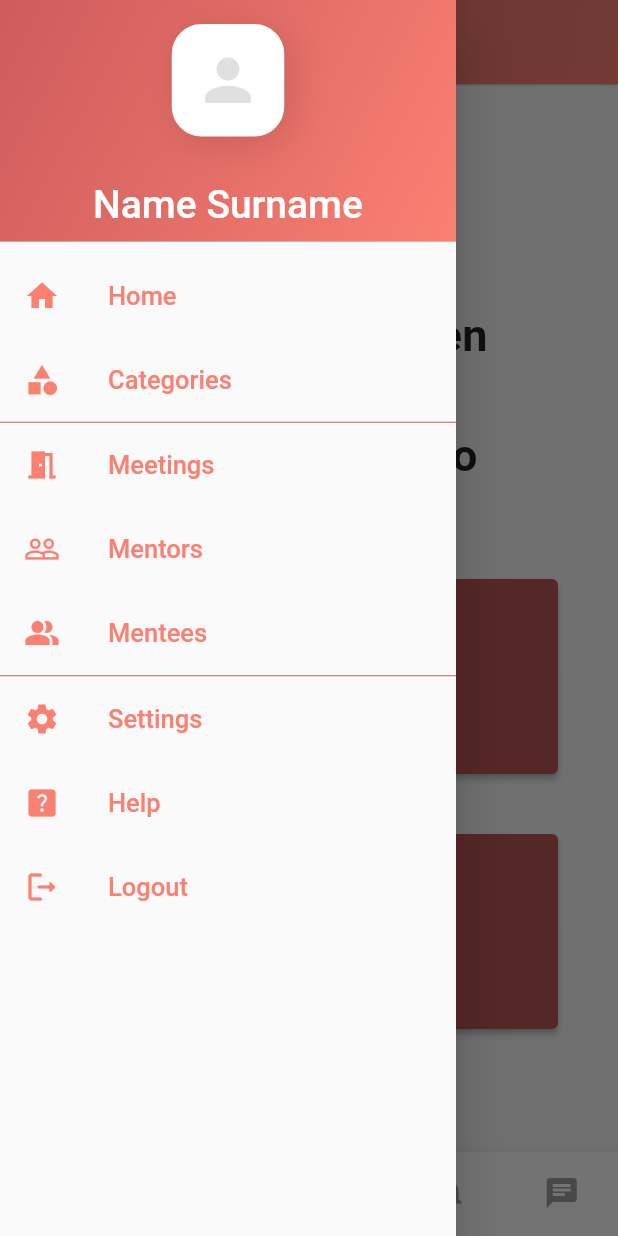
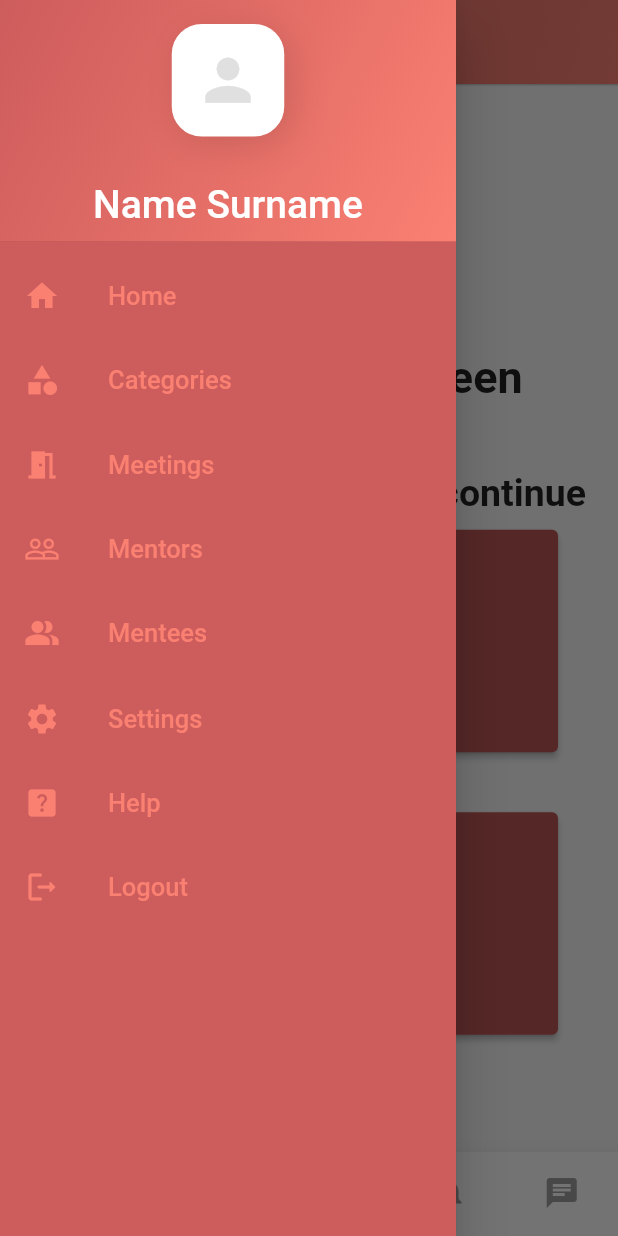
Before and after one commit to KritikVizGenc/m2m_flutter_main, a Flutter app: the ChoosePage screen opened directly, with the side drawer open, on a phone screen of 412 x 824 dp. Run offline on Flutter 3.47's test engine with Material 2 defaults, Android fonts, the phone set to English and light mode, and no system bars; our stand-ins replace font_awesome_flutter, google_fonts, hexcolor, snippet_coder_utils; missing offline and left inert: api_cache_manager.

Commit message:
UI
renkler responsive

```diff
--- a/lib/common/drawer.dart
+++ b/lib/common/drawer.dart
@@ -10,44 +10,40 @@ import '../pages/registiration_page.dart';
 import '../main.dart';
 import 'package:flutter/services.dart';
 
-
-class DrawerHelp extends StatefulWidget{
-
+class DrawerHelp extends StatefulWidget {
   @override
   State<StatefulWidget> createState() {
     return _DrawerState();
   }
 }
 
-class _DrawerState extends State<DrawerHelp>{
-
-  double  _drawerIconSize = 24;
+class _DrawerState extends State<DrawerHelp> {
+  double _drawerIconSize = 24;
   double _drawerFontSize = 17;
 
   @override
   Widget build(BuildContext context) {
-    return  Drawer(
+    return Drawer(
       child: ListView(
-            children:<Widget>[
+        children: <Widget>[
           DrawerHeader(
             decoration: BoxDecoration(
-                  color: Theme.of(context).primaryColor,
-
+              color: Theme.of(context).copyWith().primaryColor,
               gradient: LinearGradient(
                 begin: Alignment.topLeft,
                 end: Alignment.bottomRight,
                 stops: [0.0, 1.0],
-                    colors: [ Theme.of(context).primaryColor,Theme.of(context).colorScheme.secondary,],
+                colors: [
+                  Theme.of(context).primaryColor,
+                  Theme.of(context).colorScheme.secondary,
+                ],
               ),
             ),
-
             child: Container(
-
               height: 40,
               alignment: Alignment.center,
-                  child: Column(children: [
-
-
+              child: Column(
+                children: [
                   Container(
                     padding: EdgeInsets.all(10),
                     decoration: BoxDecoration(
@@ -55,94 +51,184 @@ class _DrawerState extends State<DrawerHelp>{
                       border: Border.all(width: 5, color: Colors.white),
                       color: Colors.white,
                       boxShadow: [
-
-                        BoxShadow(color: Colors.black12, blurRadius: 20, offset: const Offset(5, 5),),
+                        BoxShadow(
+                          color: Colors.black12,
+                          blurRadius: 20,
+                          offset: const Offset(5, 5),
+                        ),
                       ],
                     ),
-                    child: Icon(Icons.person, size: 45, color: Colors.grey.shade300,),
-
+                    child: Icon(
+                      Icons.person,
+                      size: 45,
+                      color: Colors.grey.shade300,
                     ),
-                   Text('\nName Surname', style: TextStyle(fontSize: 26, color: Theme.of(context).colorScheme.onPrimary),),
-
-
-
+                  ),
+                  Text(
+                    '\nName Surname',
+                    style: TextStyle(
+                        fontSize: 26,
+                        color: Theme.of(context).colorScheme.onPrimary),
+                  ),
                 ],
               ),
-
-
             ),
           ),
-
           ListTile(
-                leading: Icon(Icons.home, size: _drawerIconSize, color: Theme.of(context).colorScheme.secondary,),
-                title: Text('Home', style: TextStyle(fontSize: 17, color: Theme.of(context).colorScheme.secondary),),
-                onTap: (){
-                  Navigator.push(context, MaterialPageRoute(builder: (context) => SplashScreen(title: "Splash Screen")));
-                },
+            leading: Icon(
+              Icons.home,
+              size: _drawerIconSize,
+              color: Theme.of(context).colorScheme.secondary,
             ),
-
-               ListTile(
-                leading: Icon(Icons.category, size: _drawerIconSize, color: Theme.of(context).colorScheme.secondary,),
-                title: Text('Categories', style: TextStyle(fontSize: 17, color: Theme.of(context).colorScheme.secondary),),
-                onTap: (){
-                  Navigator.push(context, MaterialPageRoute(builder: (context) => SplashScreen(title: "Splash Screen")));
-                },
+            title: Text(
+              'Home',
+              style: TextStyle(
+                  fontSize: 17, color: Theme.of(context).colorScheme.secondary),
             ),
-               Divider(color: Theme.of(context).primaryColor, height: 1,),
-               ListTile(
-                leading: Icon(Icons.meeting_room, size: _drawerIconSize, color: Theme.of(context).colorScheme.secondary,),
-                title: Text('Meetings', style: TextStyle(fontSize: 17, color: Theme.of(context).colorScheme.secondary),),
-                onTap: (){
-                  Navigator.push(context, MaterialPageRoute(builder: (context) => SplashScreen(title: "Splash Screen")));
+            onTap: () {
+              Navigator.push(
+                  context,
+                  MaterialPageRoute(
+                      builder: (context) =>
+                          SplashScreen(title: "Splash Screen")));
             },
           ),
           ListTile(
-                leading: Icon(Icons.people_outline ,size: _drawerIconSize,color: Theme.of(context).colorScheme.secondary),
-                title: Text('Mentors', style: TextStyle(fontSize: _drawerFontSize, color: Theme.of(context).colorScheme.secondary),
+            leading: Icon(
+              Icons.category,
+              size: _drawerIconSize,
+              color: Theme.of(context).colorScheme.secondary,
+            ),
+            title: Text(
+              'Categories',
+              style: TextStyle(
+                  fontSize: 17, color: Theme.of(context).colorScheme.secondary),
             ),
             onTap: () {
-                  Navigator.push(context, MaterialPageRoute(builder: (context) =>MentorPage()),);
+              Navigator.push(
+                  context,
+                  MaterialPageRoute(
+                      builder: (context) =>
+                          SplashScreen(title: "Splash Screen")));
             },
           ),
-
+          Divider(
+            color: Theme.of(context).primaryColor,
+            height: 1,
+          ),
           ListTile(
-                leading: Icon(Icons.people_alt, size: _drawerIconSize,color: Theme.of(context).colorScheme.secondary),
-                title: Text('Mentees',style: TextStyle(fontSize: _drawerFontSize,color: Theme.of(context).colorScheme.secondary),),
+            leading: Icon(
+              Icons.meeting_room,
+              size: _drawerIconSize,
+              color: Theme.of(context).colorScheme.secondary,
+            ),
+            title: Text(
+              'Meetings',
+              style: TextStyle(
+                  fontSize: 17, color: Theme.of(context).colorScheme.secondary),
+            ),
             onTap: () {
-                  Navigator.push(context, MaterialPageRoute(builder: (context) => MenteePage()),);
-                },
-              ),
-
-
-              Divider(color: Theme.of(context).primaryColor, height: 1,),
-              ListTile(
-                leading: Icon(Icons.settings, size: _drawerIconSize, color: Theme.of(context).colorScheme.secondary,),
-                title: Text('Settings', style: TextStyle(fontSize: 17, color: Theme.of(context).colorScheme.secondary),),
-                onTap: (){
-                  Navigator.push(context, MaterialPageRoute(builder: (context) => SplashScreen(title: "Splash Screen")));
+              Navigator.push(
+                  context,
+                  MaterialPageRoute(
+                      builder: (context) =>
+                          SplashScreen(title: "Splash Screen")));
             },
           ),
           ListTile(
-                leading: Icon(Icons.help_center, size: _drawerIconSize, color: Theme.of(context).colorScheme.secondary,),
-                title: Text('Help', style: TextStyle(fontSize: 17, color: Theme.of(context).colorScheme.secondary),),
-                onTap: (){
-                  Navigator.push(context, MaterialPageRoute(builder: (context) => SplashScreen(title: "Splash Screen")));
+            leading: Icon(Icons.people_outline,
+                size: _drawerIconSize,
+                color: Theme.of(context).colorScheme.secondary),
+            title: Text(
+              'Mentors',
+              style: TextStyle(
+                  fontSize: _drawerFontSize,
+                  color: Theme.of(context).colorScheme.secondary),
+            ),
+            onTap: () {
+              Navigator.push(
+                context,
+                MaterialPageRoute(builder: (context) => MentorPage()),
+              );
             },
           ),
           ListTile(
-                leading: Icon(Icons.logout_rounded, size: _drawerIconSize,color: Theme.of(context).colorScheme.secondary,),
-                title: Text('Logout',style: TextStyle(fontSize: _drawerFontSize,color: Theme.of(context).colorScheme.secondary),),
+            leading: Icon(Icons.people_alt,
+                size: _drawerIconSize,
+                color: Theme.of(context).colorScheme.secondary),
+            title: Text(
+              'Mentees',
+              style: TextStyle(
+                  fontSize: _drawerFontSize,
+                  color: Theme.of(context).colorScheme.secondary),
+            ),
+            onTap: () {
+              Navigator.push(
+                context,
+                MaterialPageRoute(builder: (context) => MenteePage()),
+              );
+            },
+          ),
+          Divider(
+            color: Theme.of(context).primaryColor,
+            height: 1,
+          ),
+          ListTile(
+            leading: Icon(
+              Icons.settings,
+              size: _drawerIconSize,
+              color: Theme.of(context).colorScheme.secondary,
+            ),
+            title: Text(
+              'Settings',
+              style: TextStyle(
+                  fontSize: 17, color: Theme.of(context).colorScheme.secondary),
+            ),
+            onTap: () {
+              Navigator.push(
+                  context,
+                  MaterialPageRoute(
+                      builder: (context) =>
+                          SplashScreen(title: "Splash Screen")));
+            },
+          ),
+          ListTile(
+            leading: Icon(
+              Icons.help_center,
+              size: _drawerIconSize,
+              color: Theme.of(context).colorScheme.secondary,
+            ),
+            title: Text(
+              'Help',
+              style: TextStyle(
+                  fontSize: 17, color: Theme.of(context).colorScheme.secondary),
+            ),
+            onTap: () {
+              Navigator.push(
+                  context,
+                  MaterialPageRoute(
+                      builder: (context) =>
+                          SplashScreen(title: "Splash Screen")));
+            },
+          ),
+          ListTile(
+            leading: Icon(
+              Icons.logout_rounded,
+              size: _drawerIconSize,
+              color: Theme.of(context).colorScheme.secondary,
+            ),
+            title: Text(
+              'Logout',
+              style: TextStyle(
+                  fontSize: _drawerFontSize,
+                  color: Theme.of(context).colorScheme.secondary),
+            ),
             onTap: () {
               SystemNavigator.pop();
             },
           ),
         ],
       ),
-
     );
-
-
-
-
   }
 }
--- a/lib/main.dart
+++ b/lib/main.dart
@@ -14,8 +14,8 @@ void main() {
 }
 
 class LoginUIApp extends StatelessWidget {
-  Color _primaryColor = HexColor('#CD5C5C');
-  Color accentColor = HexColor('#FA8072');
+  Color _primaryColor = Color.fromARGB(255, 205, 92, 92);
+  Color accentColor = Color.fromARGB(255, 250, 128, 114);
 
   // This widget is the root of your application.
   @override
@@ -24,9 +24,10 @@ class LoginUIApp extends StatelessWidget {
       debugShowCheckedModeBanner: false,
       title: 'Flutter Login',
       theme: ThemeData(
-        primaryColor: _primaryColor,
-        colorScheme: ColorScheme.fromSwatch(primarySwatch: Colors.blue)
-            .copyWith(secondary: accentColor),
+        drawerTheme: DrawerThemeData(backgroundColor: _primaryColor),
+        appBarTheme: AppBarTheme(backgroundColor: _primaryColor),
+        primaryColor: Color.fromARGB(255, 205, 92, 92),
+        colorScheme: ColorScheme.fromSwatch().copyWith(secondary: accentColor),
         scaffoldBackgroundColor: Colors.grey.shade100,
         primarySwatch: Colors.grey,
       ),
--- a/lib/pages/mentor_mentee_choose_page.dart
+++ b/lib/pages/mentor_mentee_choose_page.dart
@@ -42,17 +42,19 @@ class _ChoosePageState extends State<ChoosePage> {
         ),
       ),
       body: Center(
+        child: SingleChildScrollView(
           child: Column(children: <Widget>[
             Container(
-            margin: EdgeInsets.fromLTRB(40, 50, 40, 0),
+              margin: EdgeInsets.fromLTRB(40, 30, 40, 0),
               child: Icon(
                 Icons.email,
                 size: 90,
               ),
             ),
             Container(
-            margin: EdgeInsets.fromLTRB(40, 10, 40, 10),
+              margin: EdgeInsets.fromLTRB(40, 0, 40, 10),
               child: Text(
+                textAlign: TextAlign.center,
                 'Your e-mail has been verified.',
                 style: TextStyle(
                   fontSize: 30.0,
@@ -64,18 +66,19 @@ class _ChoosePageState extends State<ChoosePage> {
               //margin: EdgeInsets.fromLTRB(40, 50, 40, 0),
               child: Text(
                 'Select your user type to continue',
-              style: TextStyle(fontSize: 30.0, fontWeight: FontWeight.bold),
+                style: TextStyle(fontSize: 25.0, fontWeight: FontWeight.bold),
               ),
             ),
             Container(
-            margin: EdgeInsets.fromLTRB(40, 30, 40, 20),
+              margin: EdgeInsets.fromLTRB(40, 10, 40, 20),
               child: ElevatedButton(
                 style: ElevatedButton.styleFrom(
                   primary: Color.fromARGB(255, 188, 84, 85),
                   onPrimary: Color.fromARGB(255, 221, 209, 209),
                   shadowColor: Color.fromARGB(255, 7, 7, 6),
                   surfaceTintColor: Color.fromARGB(255, 201, 122, 125),
-                minimumSize: Size(500, 130),
+                  minimumSize: Size(MediaQuery.of(context).size.width * 1,
+                      MediaQuery.of(context).size.height * 0.18),
                   //elevation: 3,
                 ),
                 child: Text(
@@ -96,7 +99,8 @@ class _ChoosePageState extends State<ChoosePage> {
                   onPrimary: Color.fromARGB(255, 221, 209, 209),
                   shadowColor: Color.fromARGB(255, 7, 7, 6),
                   surfaceTintColor: Color.fromARGB(255, 201, 122, 125),
-                minimumSize: Size(500, 130),
+                  minimumSize: Size(MediaQuery.of(context).size.width * 1,
+                      MediaQuery.of(context).size.height * 0.18),
                   //elevation: 3,
                 ),
                 child: Text(
@@ -111,6 +115,7 @@ class _ChoosePageState extends State<ChoosePage> {
             ),
           ]),
         ),
+      ),
     );
   }
 }
--- a/pubspec.yaml
+++ b/pubspec.yaml
@@ -39,6 +39,7 @@ dependencies:
   otp_text_field: ^1.1.1
   api_cache_manager: ^1.0.1
   snippet_coder_utils: ^1.0.12
+  google_fonts: ^3.0.1
 
 dev_dependencies:
   flutter_test:
```
Also changed, not shown: lib/pages/login_page.dart (+25 -18 lines), pubspec.lock. Lines whose indentation alone changed are shown as unchanged.
